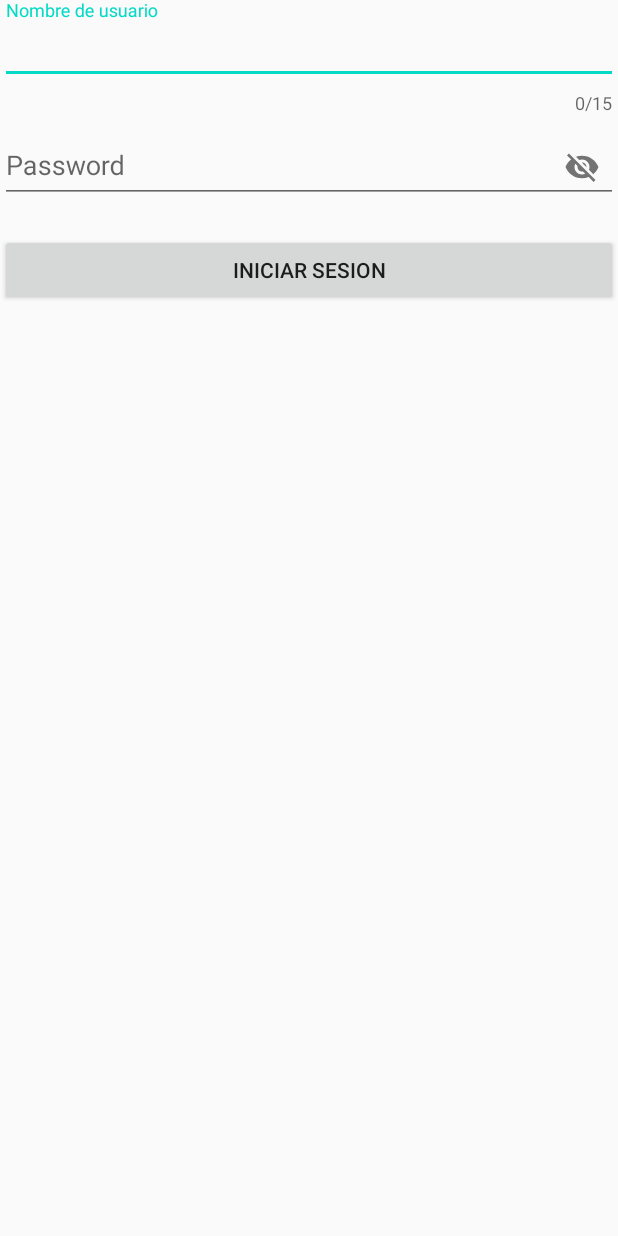
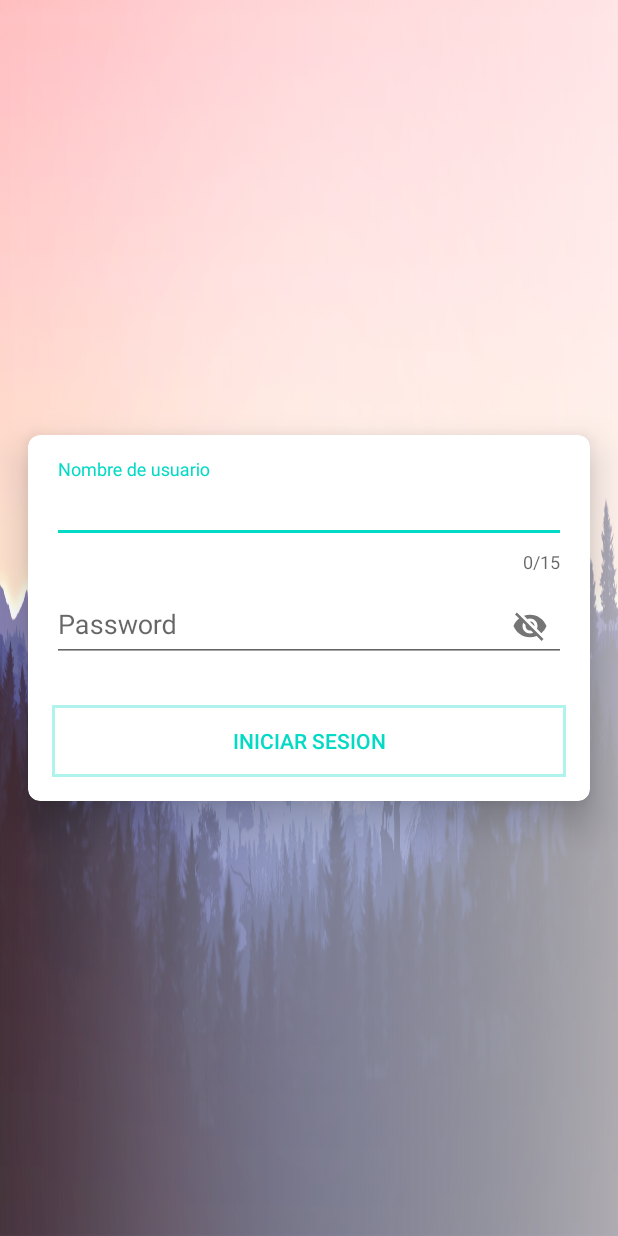
Before and after one commit to deloss/CardViewEjemplo, an Android app: the layout activity_main.xml on its own in the app's theme, with its tools: preview values and no code run, on a phone screen of 412 x 824 dp. Run offline under Robolectric (Android 15) with nearby library versions, the phone set to English and light mode, and no system bars.

Commit message:
Agregado card view y boton customizado

```diff
--- /dev/null
+++ b/app/src/main/res/drawable/bg_activity_main.xml
@@ -0,0 +1,11 @@
+<?xml version="1.0" encoding="utf-8"?>
+<layer-list xmlns:android="http://schemas.android.com/apk/res/android">
+    <item android:drawable="@drawable/mountains" />
+    <item>
+        <shape android:shape="rectangle">
+            <gradient
+                android:startColor="#00FFFFFF"
+                android:endColor="#99FFFFFF"/>
+        </shape>
+    </item>
+</layer-list>
--- /dev/null
+++ b/app/src/main/res/drawable/btn_iniciar_sesion.xml
@@ -0,0 +1,6 @@
+<?xml version="1.0" encoding="utf-8"?>
+<selector xmlns:android="http://schemas.android.com/apk/res/android">
+    <item android:drawable="@drawable/btn_iniciar_session_enabled" android:state_pressed="true"/>
+    <item android:drawable="@drawable/btn_iniciar_session_enabled" android:state_focused="true"/>
+    <item android:drawable="@drawable/btn_iniciar_session_disabled" />
+</selector>
--- /dev/null
+++ b/app/src/main/res/drawable/btn_iniciar_session_disabled.xml
@@ -0,0 +1,4 @@
+<?xml version="1.0" encoding="utf-8"?>
+<shape xmlns:android="http://schemas.android.com/apk/res/android">
+    <stroke android:color="#5003DAC5" android:width="2dp"/>
+</shape>
--- /dev/null
+++ b/app/src/main/res/drawable/btn_iniciar_session_enabled.xml
@@ -0,0 +1,5 @@
+<?xml version="1.0" encoding="utf-8"?>
+<shape xmlns:android="http://schemas.android.com/apk/res/android">
+    <stroke android:color="#03DAC5" android:width="2dp"/>
+    <solid android:color="#1D909090"/>
+</shape>
--- a/app/src/main/res/layout/activity_main.xml
+++ b/app/src/main/res/layout/activity_main.xml
@@ -4,21 +4,36 @@
     xmlns:tools="http://schemas.android.com/tools"
     android:layout_width="match_parent"
     android:layout_height="match_parent"
-    tools:context=".MainActivity"
-    android:orientation="vertical">
+    android:orientation="vertical"
+    android:background="@drawable/bg_activity_main"
+    android:gravity="center"
+    tools:context=".MainActivity">
+
+    <androidx.cardview.widget.CardView
+        android:layout_width="match_parent"
+        android:layout_height="wrap_content"
+        app:cardElevation="16dp"
+        app:cardUseCompatPadding="true"
+        app:cardCornerRadius="8dp">
+
+        <LinearLayout
+            android:layout_width="match_parent"
+            android:layout_height="wrap_content"
+            android:orientation="vertical"
+            android:padding="16dp">
 
             <com.google.android.material.textfield.TextInputLayout
                 android:id="@+id/nombreUsuario"
                 android:layout_width="match_parent"
                 android:layout_height="wrap_content"
                 android:hint="Nombre de usuario"
-        app:errorEnabled="true"
                 app:counterEnabled="true"
-        app:counterMaxLength="15">
+                app:counterMaxLength="15"
+                app:errorEnabled="true">
 
                 <com.google.android.material.textfield.TextInputEditText
                     android:layout_width="match_parent"
-            android:layout_height="wrap_content"/>
+                    android:layout_height="wrap_content" />
 
             </com.google.android.material.textfield.TextInputLayout>
 
@@ -27,8 +42,8 @@
                 android:layout_width="match_parent"
                 android:layout_height="wrap_content"
                 android:hint="Password"
-        app:passwordToggleEnabled="true"
-        app:errorEnabled="true">
+                app:errorEnabled="true"
+                app:passwordToggleEnabled="true">
 
                 <com.google.android.material.textfield.TextInputEditText
                     android:layout_width="match_parent"
@@ -40,6 +55,13 @@
                 android:id="@+id/iniciarSesion"
                 android:layout_width="match_parent"
                 android:layout_height="wrap_content"
-        android:text="iniciar sesion"/>
+                android:background="@drawable/btn_iniciar_sesion"
+                android:layout_marginTop="8dp"
+                android:textColor="@color/colorAccent"
+                android:text="iniciar sesion" />
 
         </LinearLayout>
+
+    </androidx.cardview.widget.CardView>
+
+</LinearLayout>
--- a/app/src/main/res/values/styles.xml
+++ b/app/src/main/res/values/styles.xml
@@ -1,7 +1,7 @@
 <resources>
 
     <!-- Base application theme. -->
-    <style name="AppTheme" parent="Theme.AppCompat.Light.DarkActionBar">
+    <style name="AppTheme" parent="Theme.AppCompat.Light.NoActionBar">
         <!-- Customize your theme here. -->
         <item name="colorPrimary">@color/colorPrimary</item>
         <item name="colorPrimaryDark">@color/colorPrimaryDark</item>
```
Also changed, not shown: app/src/main/res/drawable/mountains.png (added). Lines whose indentation alone changed are shown as unchanged.
